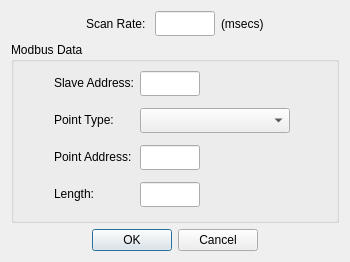
The window that modscan64/dialogdisplaydefinition.ui (sanny32/OpenModScan) describes before a commit, drawn with Qt 5.
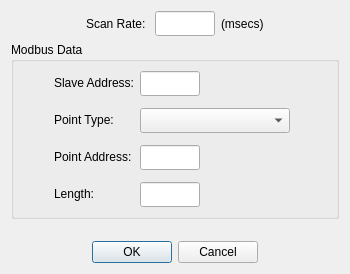
The same window after the commit. Custom widgets are drawn as their Qt base class.

Commit message: Developing modbus communication

The edit to the form file:
```diff
--- a/modscan64/dialogdisplaydefinition.ui
+++ b/modscan64/dialogdisplaydefinition.ui
@@ -7,7 +7,7 @@
     <x>0</x>
     <y>0</y>
     <width>350</width>
-    <height>262</height>
+    <height>274</height>
    </rect>
   </property>
   <property name="windowTitle">
@@ -211,6 +211,19 @@
      </layout>
     </widget>
    </item>
+   <item>
+    <spacer name="verticalSpacer">
+     <property name="orientation">
+      <enum>Qt::Vertical</enum>
+     </property>
+     <property name="sizeHint" stdset="0">
+      <size>
+       <width>20</width>
+       <height>40</height>
+      </size>
+     </property>
+    </spacer>
+   </item>
    <item>
     <widget class="QDialogButtonBox" name="buttonBox">
      <property name="orientation">
```
The commit also changes 2 other files.
